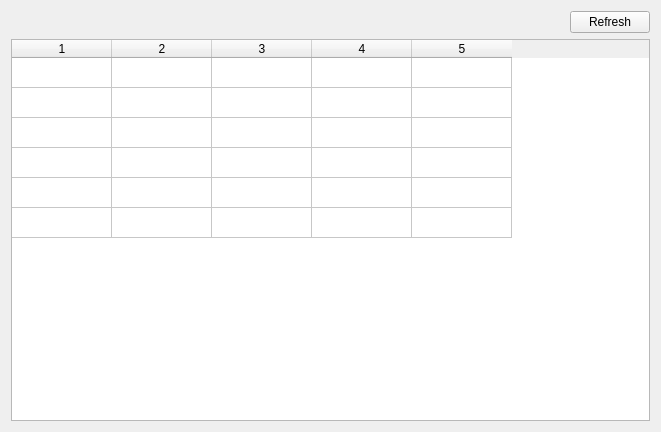
Before: the Qt Designer form ui/session_manager.ui in lunarc/gfxlauncher, drawn with Qt 5.
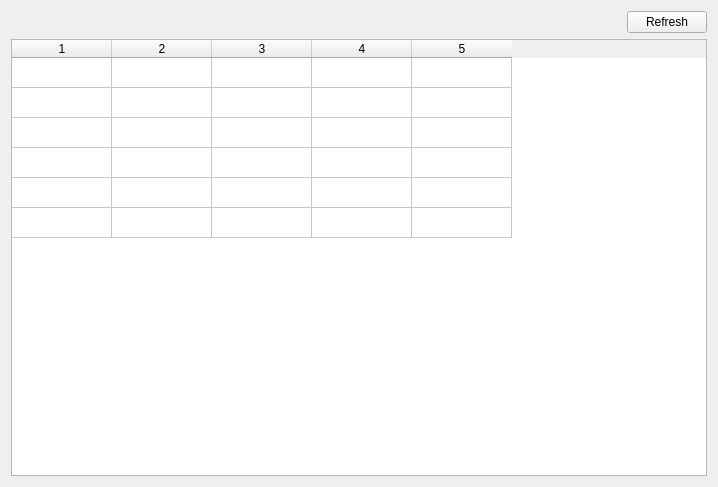
After: the same form once the commit is applied.

```diff
--- a/ui/session_manager.ui
+++ b/ui/session_manager.ui
@@ -6,8 +6,8 @@
    <rect>
     <x>0</x>
     <y>0</y>
-    <width>661</width>
-    <height>432</height>
+    <width>718</width>
+    <height>487</height>
    </rect>
   </property>
   <property name="windowTitle">
```
